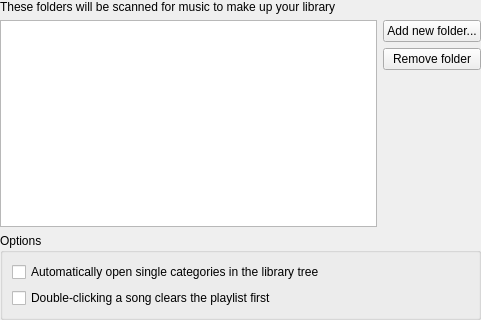
clementine-player/Clementine, file src/library/libraryconfig.ui: the form before one commit.
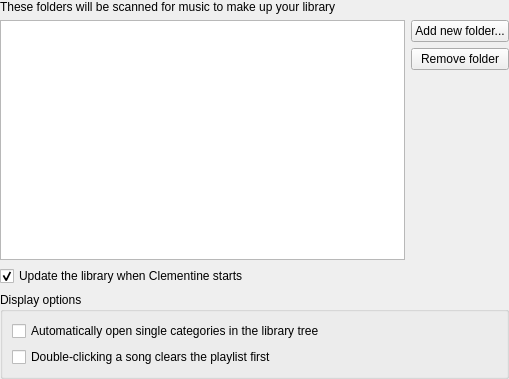
The form after the commit.

Commit message: Make library scanning on startup optional, and add a menu item to update the library. Fixes issue #341

The edit to the form file:
```diff
--- a/src/library/libraryconfig.ui
+++ b/src/library/libraryconfig.ui
@@ -6,8 +6,8 @@
    <rect>
     <x>0</x>
     <y>0</y>
-    <width>481</width>
-    <height>320</height>
+    <width>509</width>
+    <height>379</height>
    </rect>
   </property>
   <layout class="QVBoxLayout" name="verticalLayout_3">
@@ -72,10 +72,20 @@
      </item>
     </layout>
    </item>
+   <item>
+    <widget class="QCheckBox" name="startup_scan">
+     <property name="text">
+      <string>Update the library when Clementine starts</string>
+     </property>
+     <property name="checked">
+      <bool>true</bool>
+     </property>
+    </widget>
+   </item>
    <item>
     <widget class="QGroupBox" name="groupBox">
      <property name="title">
-      <string>Options</string>
+      <string>Display options</string>
      </property>
      <layout class="QVBoxLayout" name="verticalLayout_2">
       <item>
```
The commit also changes 31 other files.
